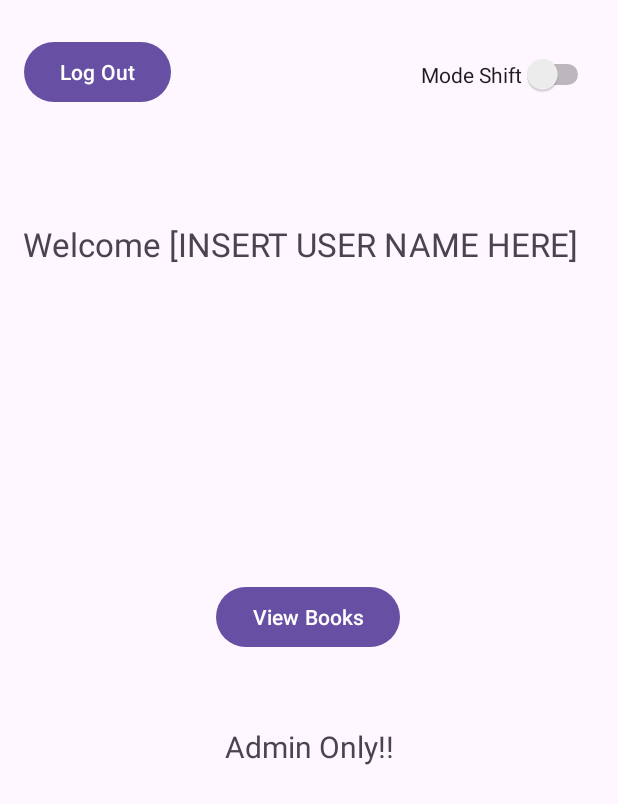
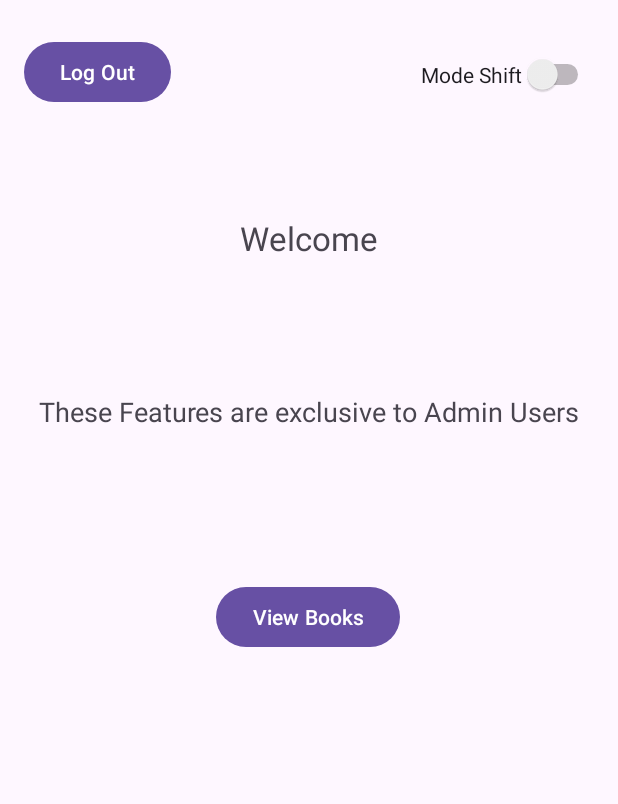
Before and after one commit to mb-driley/CST338-FA23_Project2_LibraryApp, an Android app: the LandingPage screen opened directly, with no data from a screen before it, on a phone screen of 412 x 824 dp. Shown: the top 804 px of the screen. Run offline under Robolectric (Android 15) with nearby library versions, the phone set to English and light mode, and no system bars; 3 statements that could not run were skipped.

Commit message:
Updated landing_page.xml, LandingPage.java, & strings.xml
landing_page.xml:
Updated the layout for better usability

LandingPage.java:
Created mWelcomeTextView & Wired it
mWelcomeTextView sets text to Welcome [Username]
Set Visibility for View Books Button to Invisible for Admins (Meant for Normal Users only)

strings.xml:
Updated the default value for welcome_insert_user_name_here to "Welcome"

```diff
--- a/app/src/main/java/com/example/cst338fa23_project2_libraryapp/LandingPage.java
+++ b/app/src/main/java/com/example/cst338fa23_project2_libraryapp/LandingPage.java
@@ -18,7 +18,7 @@ import androidx.appcompat.app.AppCompatDelegate;
 public class LandingPage extends AppCompatActivity {
     private Button mAddUserButton, mDeleteUserButton, mCheckUserRentingBookButton, mViewBooksButton, mLogOutButton;
     public static User mPassedInUser;
-    private TextView mAdminOnlyText;
+    private TextView mAdminOnlyText, mWelcomeTextView;
     private Switch mModeSwitch;
     private boolean mNightMode;
     SharedPreferences mSharedPreferences;
@@ -30,12 +30,14 @@ public class LandingPage extends AppCompatActivity {
         wireUpDisplay();
         mSharedPreferences = getSharedPreferences("MODE", Context.MODE_PRIVATE);
         mNightMode = mSharedPreferences.getBoolean("night", false);
+        mWelcomeTextView.setText("Welcome " + mPassedInUser.getUsername());
 
         if (mNightMode) {
             mModeSwitch.setChecked(true);
         }
 
         if (mPassedInUser.isAdmin()) {
+            mViewBooksButton.setVisibility(View.INVISIBLE);
             mAddUserButton.setVisibility(View.VISIBLE);
             mDeleteUserButton.setVisibility(View.VISIBLE);
             mCheckUserRentingBookButton.setVisibility(View.VISIBLE);
@@ -147,6 +149,7 @@ public class LandingPage extends AppCompatActivity {
         mViewBooksButton = findViewById(R.id.buttonViewBooks);
         mLogOutButton = findViewById(R.id.landingPageLogOutButton);
         mAdminOnlyText = findViewById(R.id.landingPageAdminOnlyTextView);
+        mWelcomeTextView = findViewById(R.id.landingPageWelcomeTextView);
         mModeSwitch = findViewById(R.id.landingPageModeSwitch);
     }
 
--- a/app/src/main/res/layout/landing_page.xml
+++ b/app/src/main/res/layout/landing_page.xml
@@ -18,22 +18,10 @@
         app:layout_constraintVertical_bias="0.499" />
 
     <Button
-        android:id="@+id/buttonAddUser"
-        android:layout_width="wrap_content"
-        android:layout_height="wrap_content"
-        android:layout_marginTop="532dp"
-        android:text="@string/admin_only_add_a_user"
-        android:visibility="invisible"
-        app:layout_constraintEnd_toEndOf="parent"
-        app:layout_constraintStart_toStartOf="parent"
-        app:layout_constraintTop_toTopOf="parent"
-        tools:visibility="visible" />
-
-    <Button
         android:id="@+id/buttonDeleteUser"
         android:layout_width="wrap_content"
         android:layout_height="wrap_content"
-        android:layout_marginTop="4dp"
+        android:layout_marginTop="36dp"
         android:text="@string/admin_only_delete_a_user_s_account"
         android:visibility="invisible"
         app:layout_constraintEnd_toEndOf="parent"
@@ -46,7 +34,7 @@
         android:id="@+id/buttonCheckUserRentingBook"
         android:layout_width="wrap_content"
         android:layout_height="wrap_content"
-        android:layout_marginTop="4dp"
+        android:layout_marginTop="40dp"
         android:text="@string/admin_only_check_users_renting_books"
         android:visibility="invisible"
         app:layout_constraintEnd_toEndOf="parent"
@@ -55,30 +43,43 @@
         tools:visibility="visible" />
 
     <TextView
-        android:id="@+id/landingPageWelcomeTextView"
-        android:layout_width="wrap_content"
-        android:layout_height="wrap_content"
-        android:layout_marginTop="148dp"
-        android:text="Welcome [INSERT USER NAME HERE]"
-        android:textSize="22sp"
-        android:textAlignment="center"
-        app:layout_constraintEnd_toEndOf="parent"
-        app:layout_constraintHorizontal_bias="0.372"
-        app:layout_constraintStart_toStartOf="parent"
-        app:layout_constraintTop_toTopOf="parent" />
-
-    <TextView
         android:id="@+id/landingPageAdminOnlyTextView"
         android:layout_width="wrap_content"
         android:layout_height="wrap_content"
-        android:text="Admin Only!!"
-        android:textSize="20sp"
+        android:layout_marginBottom="8dp"
+        android:text="These Features are exclusive to Admin Users"
+        android:textSize="18sp"
         app:layout_constraintBottom_toTopOf="@+id/buttonAddUser"
         app:layout_constraintEnd_toEndOf="parent"
         app:layout_constraintStart_toStartOf="parent"
-        app:layout_constraintTop_toBottomOf="@+id/buttonViewBooks"
-        app:layout_constraintVertical_bias="0.698"
+        app:layout_constraintTop_toTopOf="parent"
+        app:layout_constraintVertical_bias="0.938"
         tools:visibility="visible" />
+
+    <Button
+        android:id="@+id/buttonAddUser"
+        android:layout_width="wrap_content"
+        android:layout_height="wrap_content"
+        android:layout_marginTop="312dp"
+        android:text="@string/admin_only_add_a_user"
+        android:visibility="invisible"
+        app:layout_constraintEnd_toEndOf="parent"
+        app:layout_constraintStart_toStartOf="parent"
+        app:layout_constraintTop_toTopOf="parent"
+        tools:visibility="visible" />
+
+    <TextView
+        android:id="@+id/landingPageWelcomeTextView"
+        android:layout_width="140dp"
+        android:layout_height="52dp"
+        android:layout_marginTop="144dp"
+        android:text="@string/welcome_insert_user_name_here"
+        android:textAlignment="center"
+        android:textSize="22sp"
+        app:layout_constraintEnd_toEndOf="parent"
+        app:layout_constraintHorizontal_bias="0.498"
+        app:layout_constraintStart_toStartOf="parent"
+        app:layout_constraintTop_toTopOf="parent" />
 
     <Button
         android:id="@+id/landingPageLogOutButton"
--- a/app/src/main/res/values/strings.xml
+++ b/app/src/main/res/values/strings.xml
@@ -7,4 +7,5 @@
     <string name="admin_only_add_a_user">Admin Only: Add a User</string>
     <string name="view_books">View Books</string>
     <string name="admin_only_check_users_renting_books">Admin Only: Check Users Renting Books</string>
+    <string name="welcome_insert_user_name_here">Welcome</string>
 </resources>
```
